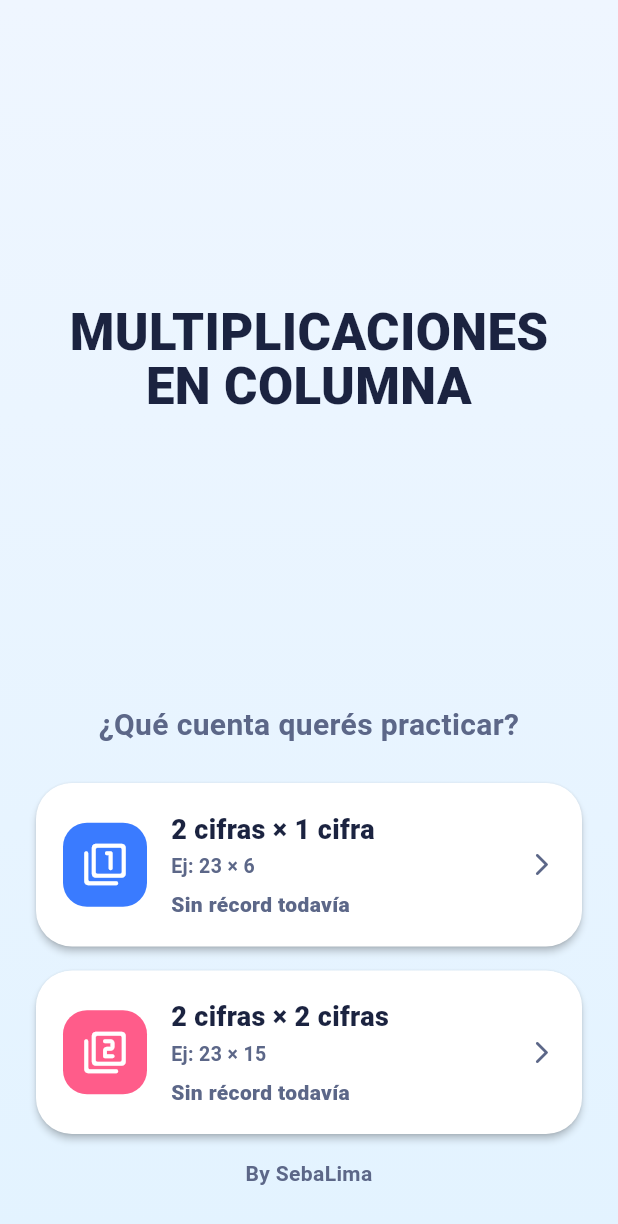
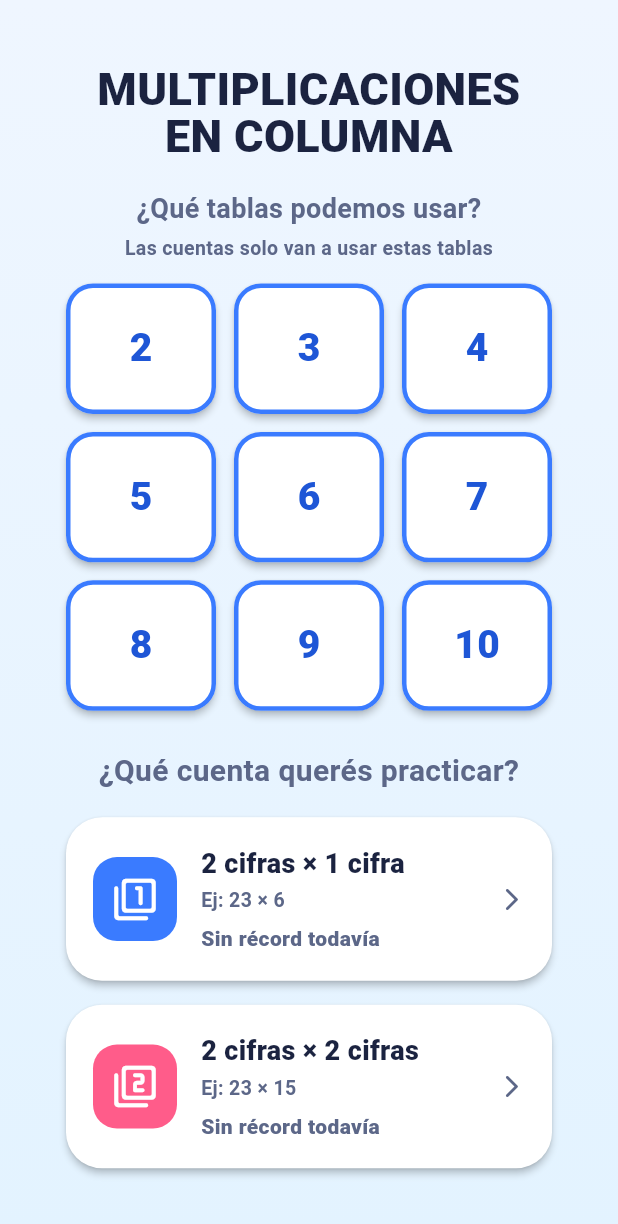
Before and after one commit to BSanFrancisco/EnColumna, a Flutter app: the screen it shows after launch, on a phone screen of 412 x 824 dp. Shown: the top 1224 px of the screen. Run offline on Flutter 3.47's test engine with Material 3 defaults, Android fonts, the phone set to English and light mode, and no system bars; our stand-ins replace shared_preferences.

Commit message:
Selección de tablas, tamaños de la tarjeta e íconos

```diff
--- a/lib/models/problem.dart
+++ b/lib/models/problem.dart
@@ -132,10 +132,66 @@ class Problem {
 
   /// Genera una cuenta nueva al azar. El primer factor siempre es de
   /// 2 cifras (10 a 99); el segundo depende de la dificultad elegida.
-  factory Problem.random(Difficulty difficulty, Random random) {
-    final int factor1 = 10 + random.nextInt(90); // 10..99
-    final int factor2 = difficulty.randomSecondFactor(random);
+  ///
+  /// [selectedTables] son las tablas que el usuario eligió practicar
+  /// (ver pantalla principal): la cuenta generada garantiza que TODAS
+  /// las multiplicaciones de un solo dígito que van a aparecer al
+  /// resolverla paso a paso (cada cifra de factor1 por cada cifra de
+  /// factor2) tengan al menos una de las dos cifras dentro de
+  /// [selectedTables]. Así el usuario nunca se topa, en medio de una
+  /// cuenta, con un cálculo chico de una tabla que no eligió
+  /// practicar.
+  factory Problem.random(
+    Difficulty difficulty,
+    Random random, {
+    required Set<int> selectedTables,
+  }) {
+    // Encontrar una combinación válida es aritmética simple y
+    // normalmente se logra en pocos intentos, pero por las dudas hay
+    // un límite: si la selección de tablas hiciera imposible cumplir
+    // la restricción (por ejemplo, si quedó seleccionada solo la
+    // tabla del 10, que nunca coincide con ninguna cifra de 0 a 9),
+    // se usa igual la última combinación generada, para no trabar el
+    // juego esperando algo que nunca va a pasar.
+    const int maxAttempts = 3000;
+    int factor1 = 10 + random.nextInt(90);
+    int factor2 = difficulty.randomSecondFactor(random);
+    for (int attempt = 0; attempt < maxAttempts; attempt++) {
+      if (_isAllowedByTables(factor1, factor2, difficulty, selectedTables)) {
+        break;
+      }
+      factor1 = 10 + random.nextInt(90); // 10..99
+      factor2 = difficulty.randomSecondFactor(random);
+    }
     return Problem(factor1: factor1, factor2: factor2, difficulty: difficulty);
+  }
+
+  /// Verdadero si, al resolver esta cuenta, cada multiplicación de un
+  /// solo dígito que hay que hacer (una cifra de [factor1] por una
+  /// cifra de [factor2]) tiene al menos una de las dos cifras dentro
+  /// de [selectedTables] — exactamente lo mismo que evalúa a mano
+  /// alguien decidiendo si "sabe" ese cálculo chico.
+  static bool _isAllowedByTables(
+    int factor1,
+    int factor2,
+    Difficulty difficulty,
+    Set<int> selectedTables,
+  ) {
+    final int tensDigit = factor1 ~/ 10;
+    final int unitsDigit = factor1 % 10;
+    final List<int> multiplierDigits = difficulty == Difficulty.oneDigit
+        ? <int>[factor2]
+        : <int>[factor2 % 10, factor2 ~/ 10];
+    for (final int d in multiplierDigits) {
+      final bool unitsOk =
+          selectedTables.contains(unitsDigit) || selectedTables.contains(d);
+      final bool tensOk =
+          selectedTables.contains(tensDigit) || selectedTables.contains(d);
+      if (!unitsOk || !tensOk) {
+        return false;
+      }
+    }
+    return true;
   }
 
   final int factor1;
--- /dev/null
+++ b/lib/models/table_selection.dart
@@ -0,0 +1,17 @@
+/// Las "tablas" que se pueden elegir para practicar, igual que en la
+/// pantalla de selección de Tablas de Multiplicar: del 2 al 10. La
+/// tabla del 10 queda incluida por mantener la misma pantalla, pero
+/// en esta app nunca hace falta para que una cuenta sea válida: las
+/// cifras que efectivamente se multiplican al resolver una cuenta en
+/// columna siempre van de 0 a 9 (son dígitos), así que "10" nunca
+/// puede coincidir con ninguna de ellas.
+class TableSelection {
+  TableSelection._();
+
+  static const List<int> all = <int>[2, 3, 4, 5, 6, 7, 8, 9, 10];
+
+  /// Selección por defecto: todas las tablas (sin ninguna
+  /// restricción), igual que se comportaba la app antes de que
+  /// existiera esta pantalla.
+  static Set<int> defaultSelected() => Set<int>.from(all);
+}
--- a/lib/screens/home_screen.dart
+++ b/lib/screens/home_screen.dart
@@ -1,15 +1,17 @@
 import 'package:flutter/material.dart';
 
 import '../models/difficulty.dart';
+import '../models/table_selection.dart';
 import '../services/streak_repository.dart';
+import '../services/table_selection_repository.dart';
 import '../theme/app_colors.dart';
 import '../widgets/app_background.dart';
 import 'game_screen.dart';
 
-/// Pantalla principal: elegir qué tipo de cuenta practicar. Hay un
-/// solo modo de juego (sumar la mayor cantidad de cuentas seguidas
-/// sin errores), con dos dificultades independientes, cada una con
-/// su propio récord.
+/// Pantalla principal: elegir qué tablas se pueden usar y qué tipo de
+/// cuenta practicar. Hay un solo modo de juego (sumar la mayor
+/// cantidad de cuentas seguidas sin errores), con dos dificultades
+/// independientes, cada una con su propio récord.
 class HomeScreen extends StatefulWidget {
   const HomeScreen({super.key});
 
@@ -18,19 +20,24 @@ class HomeScreen extends StatefulWidget {
 }
 
 class _HomeScreenState extends State<HomeScreen> {
-  final StreakRepository _repository = StreakRepository();
+  final StreakRepository _streakRepository = StreakRepository();
+  final TableSelectionRepository _tableRepository =
+      TableSelectionRepository();
   final Map<Difficulty, int> _records = <Difficulty, int>{};
+
+  Set<int> _selectedTables = TableSelection.defaultSelected();
 
   @override
   void initState() {
     super.initState();
     _loadRecords();
+    _loadSelectedTables();
   }
 
   Future<void> _loadRecords() async {
     final Map<Difficulty, int> loaded = <Difficulty, int>{};
     for (final Difficulty difficulty in Difficulty.values) {
-      loaded[difficulty] = await _repository.getRecord(difficulty);
+      loaded[difficulty] = await _streakRepository.getRecord(difficulty);
     }
     if (!mounted) {
       return;
@@ -42,11 +49,41 @@ class _HomeScreenState extends State<HomeScreen> {
     });
   }
 
+  Future<void> _loadSelectedTables() async {
+    final Set<int> selected = await _tableRepository.getSelected();
+    if (!mounted) {
+      return;
+    }
+    setState(() {
+      _selectedTables = selected;
+    });
+  }
+
+  void _onToggleTable(int table) {
+    setState(() {
+      if (_selectedTables.contains(table)) {
+        // Siempre tiene que quedar al menos una tabla elegida: si es
+        // la última, no se puede destildar.
+        if (_selectedTables.length > 1) {
+          _selectedTables.remove(table);
+        }
+      } else {
+        _selectedTables.add(table);
+      }
+    });
+    // Se guarda en segundo plano; no hace falta esperarlo para
+    // seguir usando la pantalla.
+    _tableRepository.saveSelected(_selectedTables);
+  }
+
   void _onPlay(Difficulty difficulty) {
     Navigator.of(context)
         .push(
           MaterialPageRoute<void>(
-            builder: (_) => GameScreen(difficulty: difficulty),
+            builder: (_) => GameScreen(
+              difficulty: difficulty,
+              selectedTables: _selectedTables,
+            ),
           ),
         )
         .then((_) => _loadRecords());
@@ -56,27 +93,48 @@ class _HomeScreenState extends State<HomeScreen> {
   Widget build(BuildContext context) {
     return Scaffold(
       body: AppBackground(
+        child: SafeArea(
+          child: SingleChildScrollView(
+            padding: const EdgeInsets.fromLTRB(20, 20, 20, 12),
             child: Column(
               crossAxisAlignment: CrossAxisAlignment.stretch,
               children: <Widget>[
-            Expanded(
-              child: Center(
-                child: FittedBox(
-                  fit: BoxFit.contain,
-                  child: Text(
+                const Text(
                   'MULTIPLICACIONES\nEN COLUMNA',
                   textAlign: TextAlign.center,
                   style: TextStyle(
-                      fontSize: 34,
+                    fontSize: 30,
                     fontWeight: FontWeight.w900,
                     height: 1.05,
                     color: AppColors.textDark,
                   ),
                 ),
+                const SizedBox(height: 20),
+                const Text(
+                  '¿Qué tablas podemos usar?',
+                  textAlign: TextAlign.center,
+                  style: TextStyle(
+                    fontSize: 18,
+                    fontWeight: FontWeight.w700,
+                    color: AppColors.textMuted,
                   ),
                 ),
+                const SizedBox(height: 4),
+                const Text(
+                  'Las cuentas solo van a usar estas tablas',
+                  textAlign: TextAlign.center,
+                  style: TextStyle(
+                    fontSize: 13,
+                    fontWeight: FontWeight.w600,
+                    color: AppColors.textMuted,
                   ),
-            const SizedBox(height: 12),
+                ),
+                const SizedBox(height: 14),
+                _TablesGrid(
+                  selected: _selectedTables,
+                  onToggle: _onToggleTable,
+                ),
+                const SizedBox(height: 26),
                 const Text(
                   '¿Qué cuenta querés practicar?',
                   textAlign: TextAlign.center,
@@ -86,7 +144,7 @@ class _HomeScreenState extends State<HomeScreen> {
                     color: AppColors.textMuted,
                   ),
                 ),
-            const SizedBox(height: 24),
+                const SizedBox(height: 16),
                 _DifficultyCard(
                   difficulty: Difficulty.oneDigit,
                   record: _records[Difficulty.oneDigit],
@@ -102,7 +160,7 @@ class _HomeScreenState extends State<HomeScreen> {
                   icon: Icons.filter_2_rounded,
                   onTap: () => _onPlay(Difficulty.twoDigits),
                 ),
-            const SizedBox(height: 16),
+                const SizedBox(height: 20),
                 const Text(
                   'By SebaLima',
                   textAlign: TextAlign.center,
@@ -112,8 +170,87 @@ class _HomeScreenState extends State<HomeScreen> {
                     color: AppColors.textMuted,
                   ),
                 ),
-            const SizedBox(height: 8),
               ],
+            ),
+          ),
+        ),
+      ),
+    );
+  }
+}
+
+/// Grilla de 3 columnas con las tablas del 2 al 10, cada una como un
+/// botón que se puede tildar o destildar, igual que en Tablas de
+/// Multiplicar.
+class _TablesGrid extends StatelessWidget {
+  const _TablesGrid({required this.selected, required this.onToggle});
+
+  final Set<int> selected;
+  final ValueChanged<int> onToggle;
+
+  @override
+  Widget build(BuildContext context) {
+    return GridView.count(
+      shrinkWrap: true,
+      physics: const NeverScrollableScrollPhysics(),
+      crossAxisCount: 3,
+      mainAxisSpacing: 12,
+      crossAxisSpacing: 12,
+      childAspectRatio: 1.15,
+      children: TableSelection.all
+          .map(
+            (int table) => _TableToggle(
+              table: table,
+              isSelected: selected.contains(table),
+              onTap: () => onToggle(table),
+            ),
+          )
+          .toList(),
+    );
+  }
+}
+
+class _TableToggle extends StatelessWidget {
+  const _TableToggle({
+    required this.table,
+    required this.isSelected,
+    required this.onTap,
+  });
+
+  final int table;
+  final bool isSelected;
+  final VoidCallback onTap;
+
+  @override
+  Widget build(BuildContext context) {
+    return Material(
+      color: isSelected
+          ? AppColors.cardWhite
+          : AppColors.textMuted.withOpacity(0.12),
+      borderRadius: BorderRadius.circular(18),
+      elevation: isSelected ? 2 : 0,
+      child: InkWell(
+        borderRadius: BorderRadius.circular(18),
+        onTap: onTap,
+        child: Container(
+          decoration: BoxDecoration(
+            borderRadius: BorderRadius.circular(18),
+            border: Border.all(
+              color: isSelected
+                  ? AppColors.primaryBlue
+                  : Colors.transparent,
+              width: 3,
+            ),
+          ),
+          alignment: Alignment.center,
+          child: Text(
+            '$table',
+            style: TextStyle(
+              fontSize: 26,
+              fontWeight: FontWeight.w800,
+              color: isSelected ? AppColors.primaryBlueDark : AppColors.textMuted,
+            ),
+          ),
         ),
       ),
     );
```
Also changed, not shown: lib/screens/game_screen.dart (+25 -8 lines), lib/services/table_selection_repository.dart (added, +30 -0 lines), docs/favicon.png, docs/icons/Icon-192.png, docs/icons/Icon-maskable-192.png, docs/icons/Icon-maskable-512.png, ic_launcher_playstore_512.png (added), 22 other files. Lines whose indentation alone changed are shown as unchanged.
